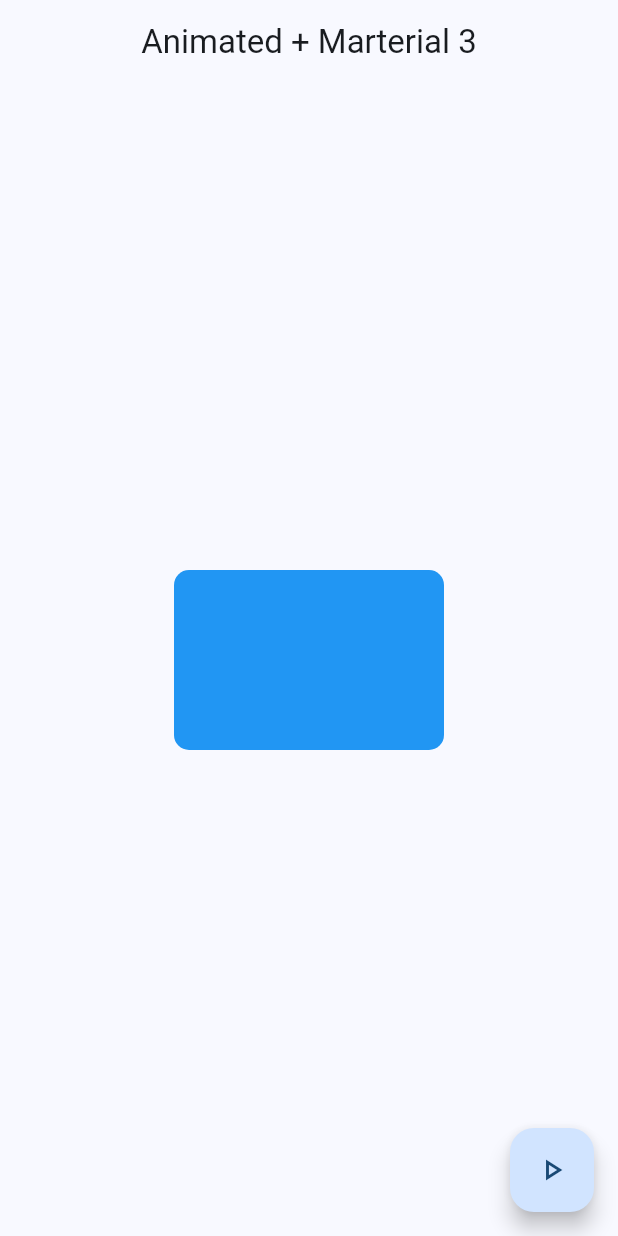
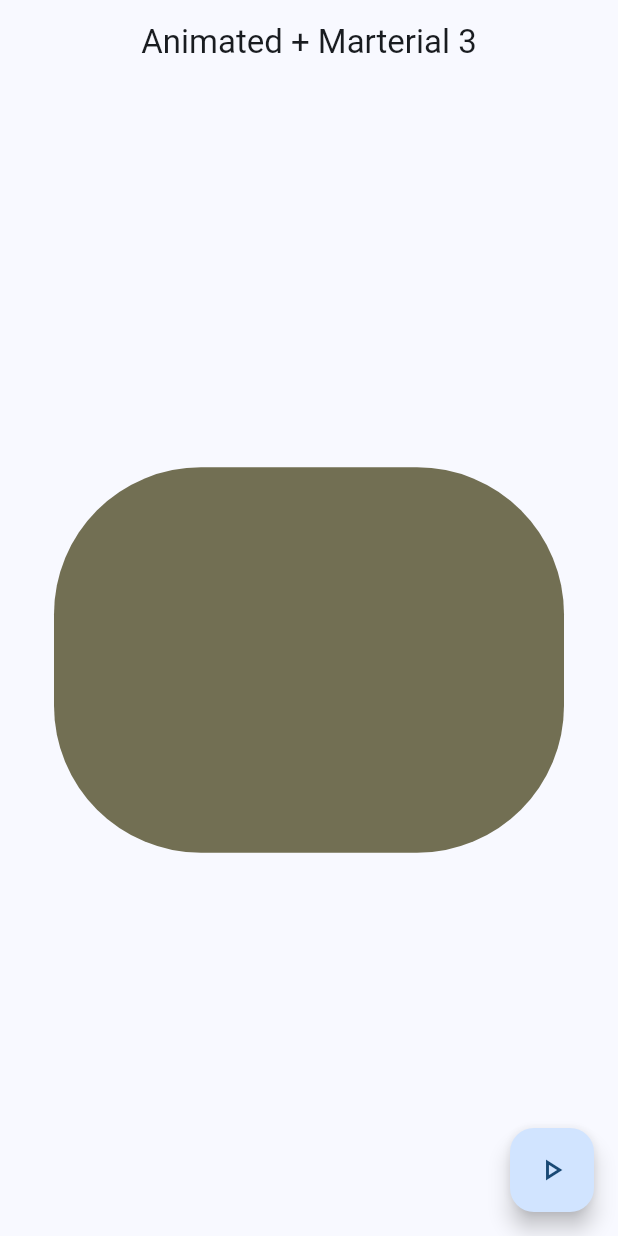
Before and after one commit to UN1T7D/widget_app, a Flutter app: the AnimatedScreen screen opened by its route, after a tap on the "play arrow" icon, on a phone screen of 412 x 824 dp. Run offline on Flutter 3.47's test engine with Material 3 defaults, Android fonts, the phone set to English and light mode, and no system bars; our stand-ins replace go_router.

Commit message:
animated container finished

```diff
--- a/lib/presentation/screens/animated/animated_screen.dart
+++ b/lib/presentation/screens/animated/animated_screen.dart
@@ -1,3 +1,5 @@
+import 'dart:math' show Random;
+
 import 'package:flutter/material.dart';
 
 class AnimatedScreen extends StatefulWidget {
@@ -14,8 +16,16 @@ class _AnimatedScreenState extends State<AnimatedScreen> {
   Color color = Colors.blue;
   double borderRadius = 10;
 
-  void changeShape(){
+  void changeShape() {
+    final random = Random();
 
+    width = random.nextInt(300) + 120;
+    height = random.nextInt(300) + 120;
+    borderRadius = random.nextInt(100) + 20;
+    color = Color.fromRGBO(
+        random.nextInt(255), random.nextInt(255), random.nextInt(255), 1);
+
+    setState(() {});
   }
 
   @override
@@ -27,16 +37,18 @@ class _AnimatedScreenState extends State<AnimatedScreen> {
       body: Center(
         child: AnimatedContainer(
           duration: const Duration(milliseconds: 400),
-          curve: Curves.easeOutCubic,
-          width: width,
-          height: height,
+          curve: Curves.bounceOut,
+          width: width <= 0 ? 0 : width,
+          height: height <= 0 ? 0 : height,
           decoration: BoxDecoration(
-              color: color, borderRadius: BorderRadius.circular(borderRadius)),
+              color: color,
+              borderRadius:
+                  BorderRadius.circular(borderRadius < 0 ? 0 : borderRadius)),
         ),
       ),
       floatingActionButton: FloatingActionButton(
-        onPressed: () {},
-        child: Icon(Icons.play_arrow_outlined),
+        onPressed: changeShape,
+        child: const Icon(Icons.play_arrow_outlined),
       ),
     );
   }
```
